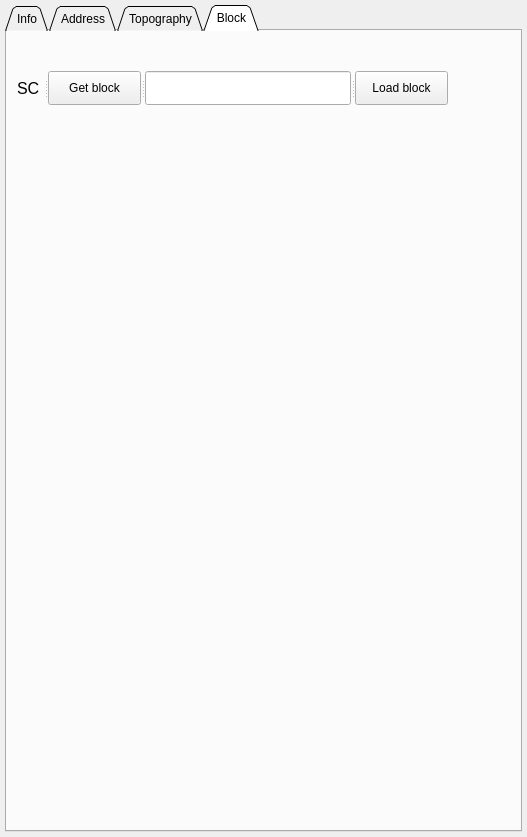
First picture: the form in ui_files/QgisVdoDockwidgetBase.ui, repository lugovskovp/QGIS_VDO, before the edit.
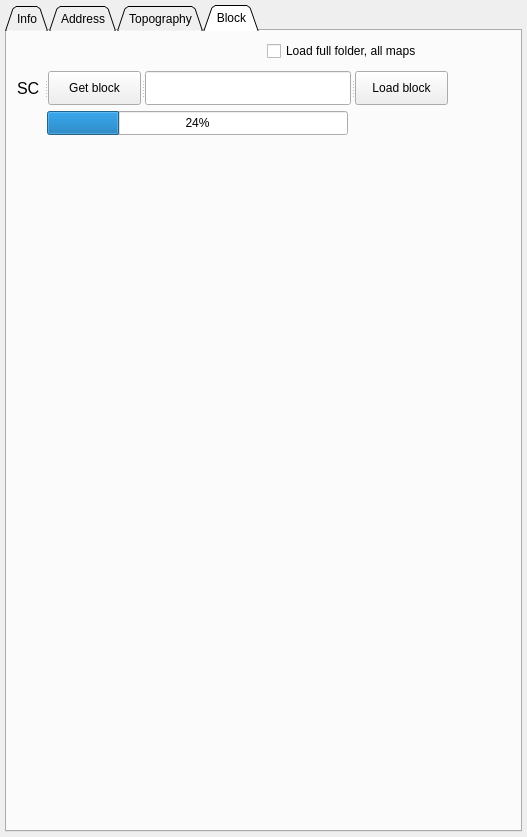
Second picture: the form after the edit. Custom widgets are drawn as their Qt base class.

Commit message: draw block in child layers пакетом Fixes #43 +ui пакетной загрузки карт +tabBlock_load_packed_blocks(self, bl_foldef_for_load: block_0x09)

The edit to the form file:
```diff
--- a/ui_files/QgisVdoDockwidgetBase.ui
+++ b/ui_files/QgisVdoDockwidgetBase.ui
@@ -1256,7 +1256,7 @@
          <rect>
           <x>40</x>
           <y>14</y>
-          <width>401</width>
+          <width>211</width>
           <height>20</height>
          </rect>
         </property>
@@ -1275,6 +1275,32 @@
          <set>Qt::LinksAccessibleByMouse|Qt::TextSelectableByMouse</set>
         </property>
        </widget>
+       <widget class="QCheckBox" name="cb_LoadFolder">
+        <property name="geometry">
+         <rect>
+          <x>260</x>
+          <y>10</y>
+          <width>181</width>
+          <height>20</height>
+         </rect>
+        </property>
+        <property name="text">
+         <string>Load full folder, all maps</string>
+        </property>
+       </widget>
+       <widget class="QProgressBar" name="progressBarLoadFolder">
+        <property name="geometry">
+         <rect>
+          <x>40</x>
+          <y>80</y>
+          <width>301</width>
+          <height>24</height>
+         </rect>
+        </property>
+        <property name="value">
+         <number>24</number>
+        </property>
+       </widget>
       </widget>
      </widget>
     </item>
```
The commit also changes 1 other file.
